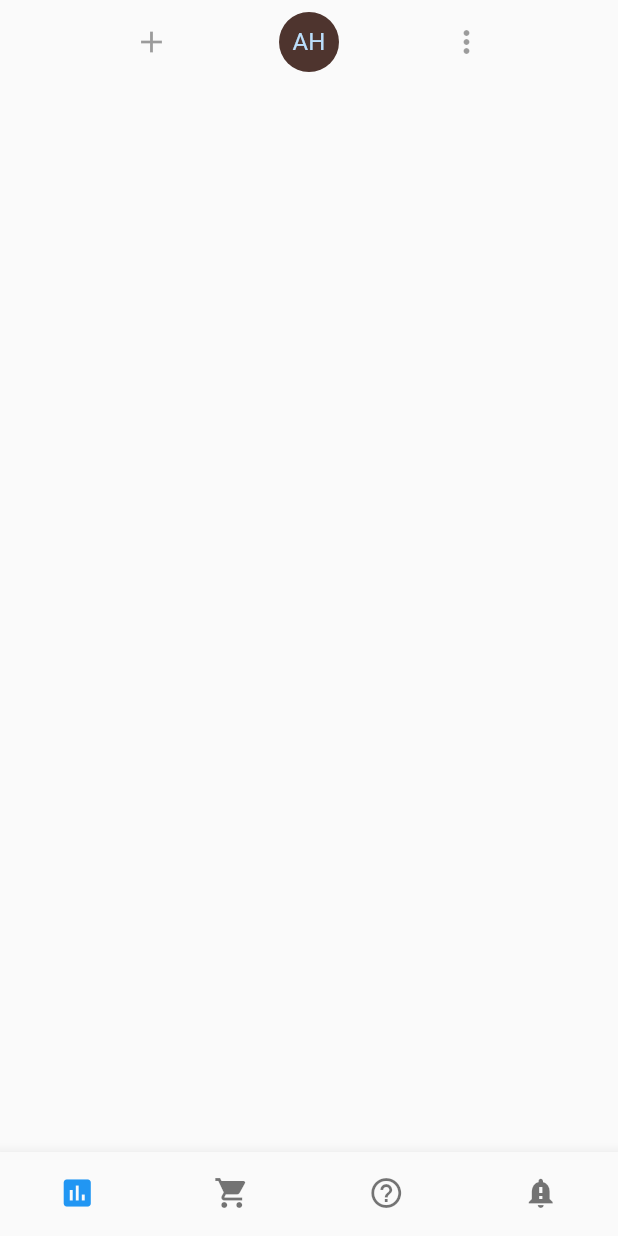
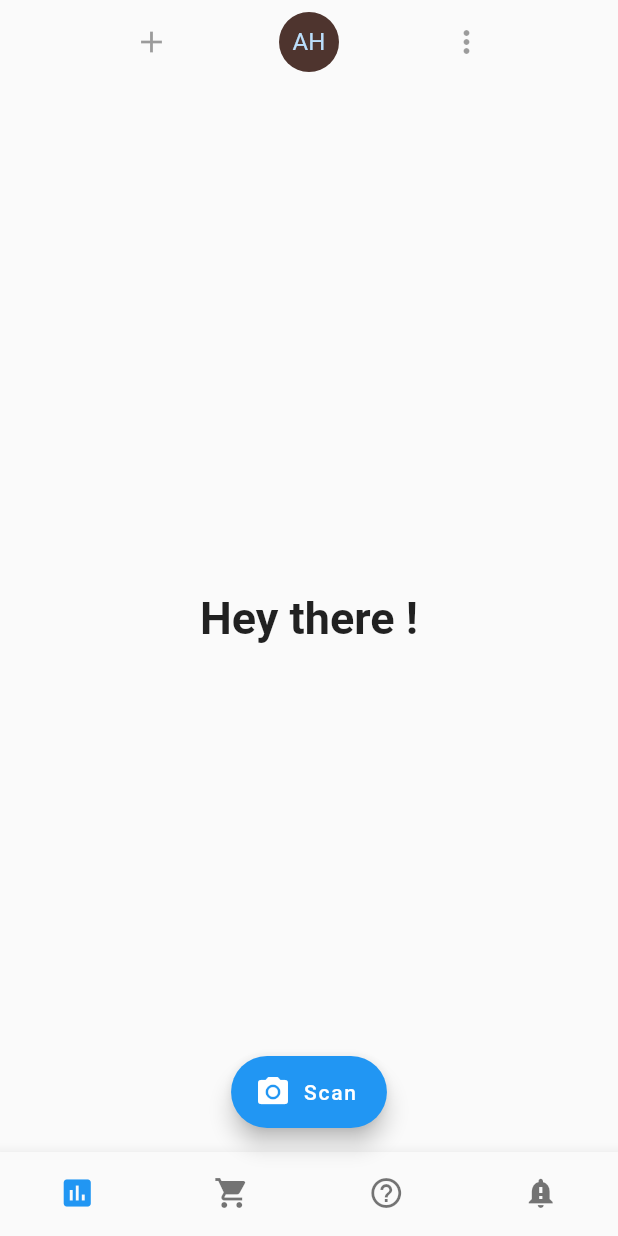
Before and after one commit to lyndon-bot/spotlite, a Flutter app: the HomePage screen opened directly, on a phone screen of 412 x 824 dp. Run offline on Flutter 3.47's test engine with Material 2 defaults, Android fonts, the phone set to English and light mode, and no system bars; our stand-ins replace animated_text_kit, qr_flutter, shimmer; missing offline and left inert: barcode_scan; project files that could hold a hidden picture were left out.

Commit message:
Merge branch 'master' of https://bitbucket.org/StopLite/stopliteapp
# Conflicts:
#	README.md
#	android/app/build.gradle
#	android/app/src/debug/AndroidManifest.xml
#	android/app/src/main/AndroidManifest.xml
#	android/app/src/profile/AndroidManifest.xml
#	ios/Runner.xcodeproj/project.pbxproj
#	ios/Runner/Info.plist
#	pubspec.yaml
#	test/widget_test.dart

```diff
--- a/lib/home_widget.dart
+++ b/lib/home_widget.dart
@@ -1,6 +1,8 @@
 import 'package:flutter/material.dart';
 import 'package:qr_flutter/qr_flutter.dart';
 import 'package:barcode_scan/barcode_scan.dart';
+import 'package:flutter/services.dart';
+import 'dart:async';
 
 class HomePage extends StatefulWidget {
   // This widget is the home page of your application. It is stateful, meaning
@@ -17,6 +19,35 @@ class HomePage extends StatefulWidget {
 }
 
 class _HomePageState extends State<HomePage> {
+  String result = "Hey there !";
+
+  Future _scanQR() async {
+    try {
+      String qrResult = await BarcodeScanner.scan();
+      setState(() {
+        result = qrResult;
+      });
+    } on PlatformException catch (ex) {
+      if (ex.code == BarcodeScanner.CameraAccessDenied) {
+        setState(() {
+          result = "Camera permission was denied";
+        });
+      } else {
+        setState(() {
+          result = "Unkown Error $ex";
+        });
+      }
+    } on FormatException {
+      setState(() {
+        result = "You Pressed the back button before anything";
+      });
+    } catch (ex) {
+      setState(() {
+        result = "Unkown Error $ex";
+      });
+    }
+  }
+
   @override
   Widget build(BuildContext context) {
     return Scaffold(
@@ -49,13 +80,17 @@ class _HomePageState extends State<HomePage> {
         elevation: 0,
       ),
       body: Center(
-          //child: Image.asset('images/SLlogoB]T.png', height: 100, width: 100),
-          /* child: QrImage(
-          data: "1234567890",
-          version: QrVersions.auto,
-          size: 200.0,
-        ),*/
-          ),
+        child: Text(
+          result,
+          style: new TextStyle(fontSize: 30, fontWeight: FontWeight.bold),
+        ),
+      ),
+      floatingActionButton: FloatingActionButton.extended(
+        icon: Icon(Icons.camera_alt),
+        label: Text("Scan"),
+        onPressed: _scanQR,
+      ),
+      floatingActionButtonLocation: FloatingActionButtonLocation.centerFloat,
       bottomNavigationBar: BottomNavigationBar(
         type: BottomNavigationBarType.fixed,
         showSelectedLabels: false,
--- a/pubspec.yaml
+++ b/pubspec.yaml
@@ -27,11 +27,12 @@ dependencies:
     sdk: flutter
 
   qr_flutter: ^3.1.0
+  barcode_scan: ^1.0.0
 
   # The following adds the Cupertino Icons font to your application.
   # Use with the CupertinoIcons class for iOS style icons.
   cupertino_icons: ^0.1.3
-  barcode_scan: ^3.0.1
+
 
 dev_dependencies:
   flutter_launcher_icons: "^0.7.3"
```
Also changed, not shown: pubspec.lock, 4 other files.
